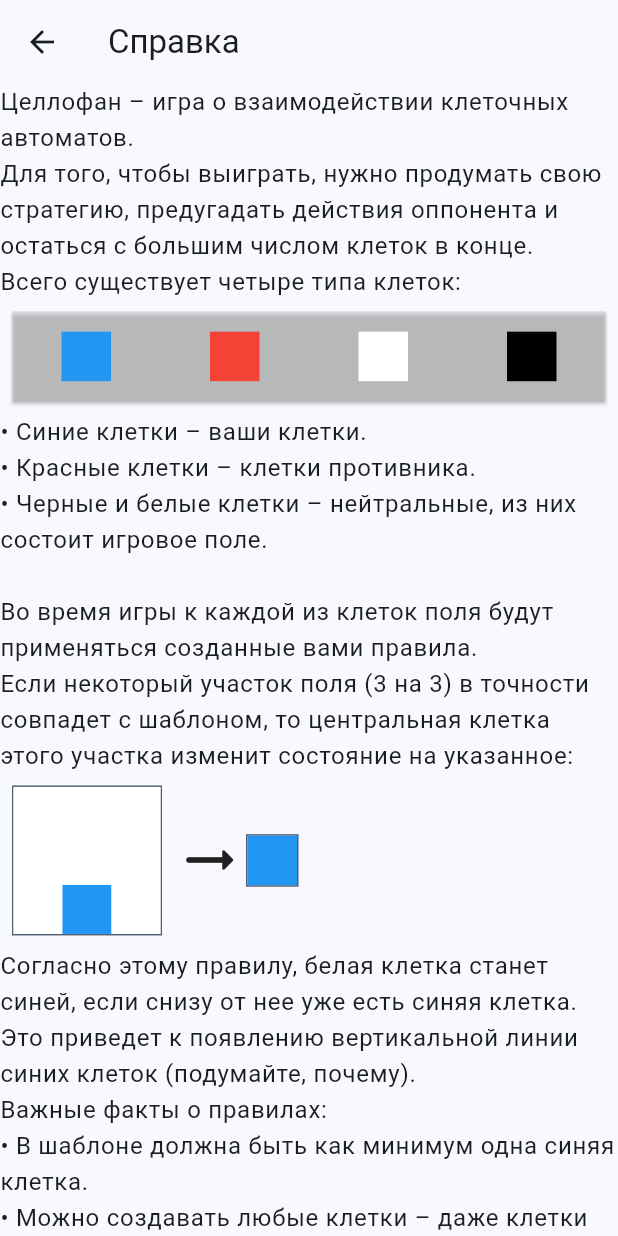
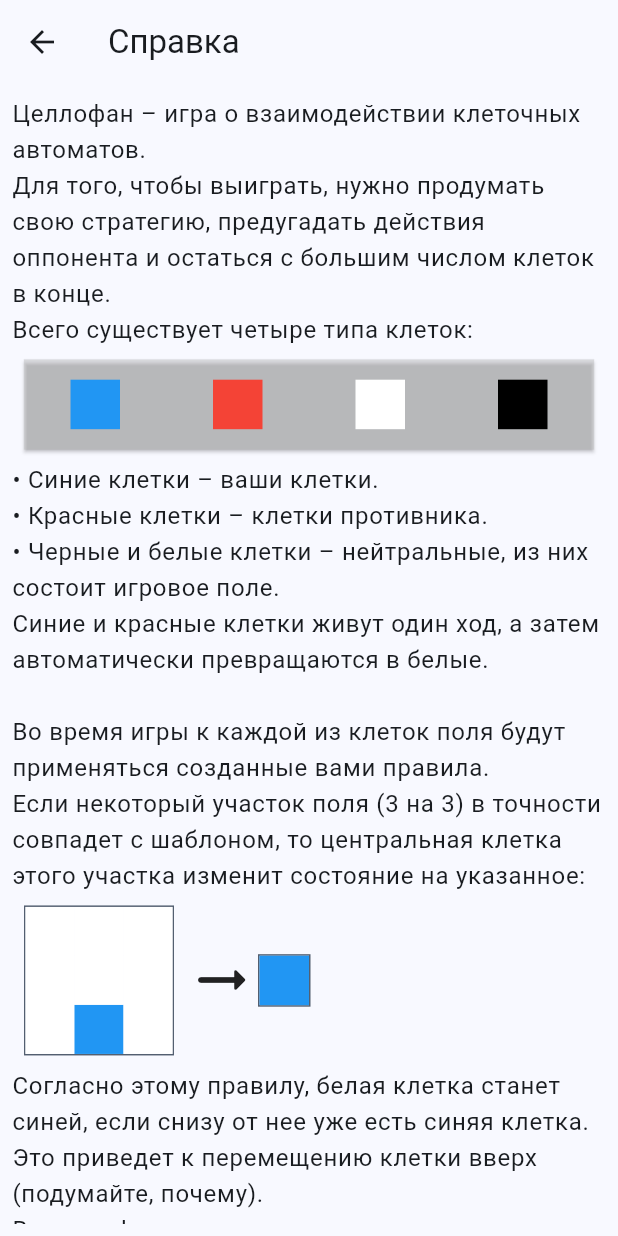
Before and after one commit to peaashmeter/celloffun, a Flutter app: the screen it shows after launch, after a tap on "Как играть", on a phone screen of 412 x 824 dp. Run offline on Flutter 3.47's test engine with Material 3 defaults, Android fonts, the phone set to English and light mode, and no system bars; network calls fail.

Commit message:
ui improvements

```diff
--- a/celloffun_frontend/lib/lobby_data.dart
+++ b/celloffun_frontend/lib/lobby_data.dart
@@ -7,7 +7,7 @@ class LobbyData extends ChangeNotifier {
   late List<Match> matches;
   Set<int> startIndices = {};
 
-  bool ready = false;
+  bool ready;
   bool showPatterns = false;
 
   LobbyData({
--- a/celloffun_frontend/lib/main.dart
+++ b/celloffun_frontend/lib/main.dart
@@ -9,7 +9,8 @@ void main() {
 }
 
 class App extends StatelessWidget {
-  const App({super.key});
+  final String? name;
+  const App({super.key, this.name});
 
   @override
   Widget build(BuildContext context) {
@@ -22,18 +23,44 @@ class App extends StatelessWidget {
             colorScheme: ColorScheme.fromSeed(
           seedColor: Colors.blue,
         )),
-        home: Scaffold(
-          body: size.width < maxWidth
-              ? const MainScreen()
-              : Center(
-                  child: SizedBox(
-                    width: maxWidth,
-                    child: Navigator(
-                      onGenerateRoute: (route) => MaterialPageRoute(
-                          builder: (context) => const MainScreen()),
+        home: InheritedName(
+          name,
+          child: Scaffold(
+            body: size.width < maxWidth
+                ? const MainScreen()
+                : const Center(
+                    child: SizedBox(
+                      width: maxWidth,
+                      child: WideScreenNavigator(),
                     ),
                   ),
-                ),
+          ),
         ));
   }
 }
+
+class WideScreenNavigator extends StatelessWidget {
+  const WideScreenNavigator({
+    super.key,
+  });
+
+  @override
+  Widget build(BuildContext context) {
+    return Navigator(
+      onGenerateRoute: (route) =>
+          MaterialPageRoute(builder: (context) => const MainScreen()),
+    );
+  }
+}
+
+class InheritedName extends InheritedWidget {
+  final String? name;
+
+  const InheritedName(this.name, {super.key, required super.child});
+
+  @override
+  bool updateShouldNotify(InheritedName oldWidget) => name != oldWidget.name;
+
+  static InheritedName of(BuildContext context) =>
+      context.dependOnInheritedWidgetOfExactType<InheritedName>()!;
+}
--- a/celloffun_frontend/lib/session.dart
+++ b/celloffun_frontend/lib/session.dart
@@ -16,6 +16,7 @@ class SessionScreen extends StatefulWidget {
 
 class _SessionScreenState extends State<SessionScreen> {
   late final Connection connection;
+  late final Lobby lobby;
 
   @override
   void initState() {
--- a/celloffun_frontend/lib/widgets/arena.dart
+++ b/celloffun_frontend/lib/widgets/arena.dart
@@ -39,7 +39,9 @@ class Arena extends StatelessWidget {
                   onPressed: () => Navigator.pushReplacement(
                       _,
                       MaterialPageRoute(
-                        builder: (context) => const App(),
+                        builder: (context) => App(
+                          name: connection.name,
+                        ),
                       )),
                   child: const Text('Ок'))
             ],
--- a/celloffun_frontend/lib/widgets/help.dart
+++ b/celloffun_frontend/lib/widgets/help.dart
@@ -11,7 +11,10 @@ class HelpScreen extends StatelessWidget {
       appBar: AppBar(
         title: const Text('Справка'),
       ),
-      body: SelectionArea(
+      body: Padding(
+        padding: const EdgeInsets.all(8.0),
+        child: SingleChildScrollView(
+          child: SelectionArea(
             child: Text.rich(TextSpan(
                 text: 'Целлофан – игра о взаимодействии клеточных автоматов.\n',
                 style: Theme.of(context).textTheme.bodyLarge,
@@ -31,7 +34,8 @@ class HelpScreen extends StatelessWidget {
                               color: Theme.of(context).highlightColor,
                               elevation: 1,
                               child: Row(
-                            mainAxisAlignment: MainAxisAlignment.spaceAround,
+                                mainAxisAlignment:
+                                    MainAxisAlignment.spaceAround,
                                 children: [
                                   CellWidget(
                                     onTap: () {},
@@ -69,10 +73,14 @@ class HelpScreen extends StatelessWidget {
                         ))
                       ]),
                   const TextSpan(text: '• Синие клетки – ваши клетки.\n'),
-              const TextSpan(text: '• Красные клетки – клетки противника.\n'),
+                  const TextSpan(
+                      text: '• Красные клетки – клетки противника.\n'),
                   const TextSpan(
                       text:
-                      '• Черные и белые клетки – нейтральные, из них состоит игровое поле.\n\n'),
+                          '• Черные и белые клетки – нейтральные, из них состоит игровое поле.\n'),
+                  const TextSpan(
+                      text:
+                          'Синие и красные клетки живут один ход, а затем автоматически превращаются в белые.\n\n'),
                   const TextSpan(
                       text:
                           '''Во время игры к каждой из клеток поля будут применяться созданные вами правила.
@@ -84,7 +92,8 @@ class HelpScreen extends StatelessWidget {
                         child: Container(
                           decoration: BoxDecoration(
                               border: Border.all(
-                              color: Theme.of(context).colorScheme.secondary)),
+                                  color:
+                                      Theme.of(context).colorScheme.secondary)),
                           width: 100,
                           height: 100,
                           child: GridView.count(
@@ -109,7 +118,8 @@ class HelpScreen extends StatelessWidget {
                       Container(
                           decoration: BoxDecoration(
                               border: Border.all(
-                              color: Theme.of(context).colorScheme.secondary)),
+                                  color:
+                                      Theme.of(context).colorScheme.secondary)),
                           child: CellWidget(
                               onTap: () {},
                               clientId: '',
@@ -118,7 +128,7 @@ class HelpScreen extends StatelessWidget {
                   ),
                   const TextSpan(
                       text:
-                      '''Согласно этому правилу, белая клетка станет синей, если снизу от нее уже есть синяя клетка. Это приведет к появлению вертикальной линии синих клеток (подумайте, почему).\n'''),
+                          '''Согласно этому правилу, белая клетка станет синей, если снизу от нее уже есть синяя клетка. Это приведет к перемещению клетки вверх (подумайте, почему).\n'''),
                   const TextSpan(text: 'Важные факты о правилах:\n'),
                   const TextSpan(
                       text:
@@ -130,6 +140,8 @@ class HelpScreen extends StatelessWidget {
                       text: '• Можно создать произвольное количество правил.'),
                 ])),
           ),
+        ),
+      ),
     );
   }
 }
--- a/celloffun_frontend/lib/widgets/main_screen.dart
+++ b/celloffun_frontend/lib/widgets/main_screen.dart
@@ -1,3 +1,4 @@
+import 'package:celloffun_frontend/main.dart';
 import 'package:celloffun_frontend/session.dart';
 import 'package:celloffun_frontend/widgets/help.dart';
 import 'package:flutter/material.dart';
@@ -42,7 +43,8 @@ class _MainScreenState extends State<MainScreen> {
           child: SizedBox(
               width: 300,
               child: TextField(
-                  controller: nameController,
+                  controller: nameController
+                    ..text = InheritedName.of(context).name ?? '',
                   maxLength: 20,
                   decoration: const InputDecoration(
                       labelText: 'Имя', hintText: 'Например, Олег'))),
```
Also changed, not shown: celloffun_frontend/lib/widgets/lobby.dart (+11 -2 lines), celloffun_frontend/lib/widgets/pattern_picker.dart (+38 -21 lines). Lines whose indentation alone changed are shown as unchanged.
